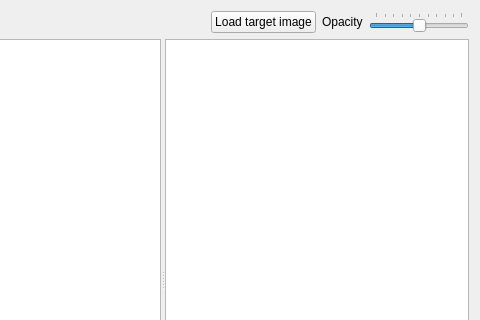
The window that client/form.ui (pilugin/qmltuner) describes before a commit, drawn with Qt 5; both pictures show x 154 to 634 and y 0 to 320 of the 634 by 530 pixel window.
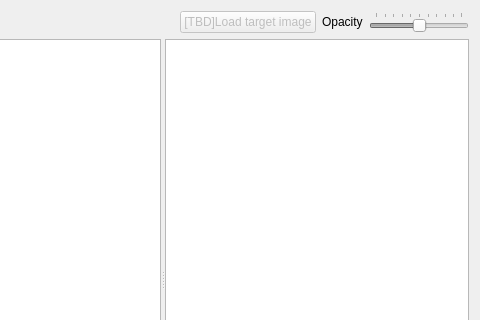
The same window after the commit.

```diff
--- a/client/form.ui
+++ b/client/form.ui
@@ -38,8 +38,11 @@
      </item>
      <item>
       <widget class="QPushButton" name="showTarget">
+       <property name="enabled">
+        <bool>false</bool>
+       </property>
        <property name="text">
-        <string>Load target image</string>
+        <string>[TBD]Load target image</string>
        </property>
       </widget>
      </item>
@@ -55,6 +58,9 @@
      </item>
      <item>
       <widget class="QSlider" name="opacity">
+       <property name="enabled">
+        <bool>false</bool>
+       </property>
        <property name="maximumSize">
         <size>
          <width>100</width>
```
Left out of the diff: 2 changed lines with no effect on the pictures.
